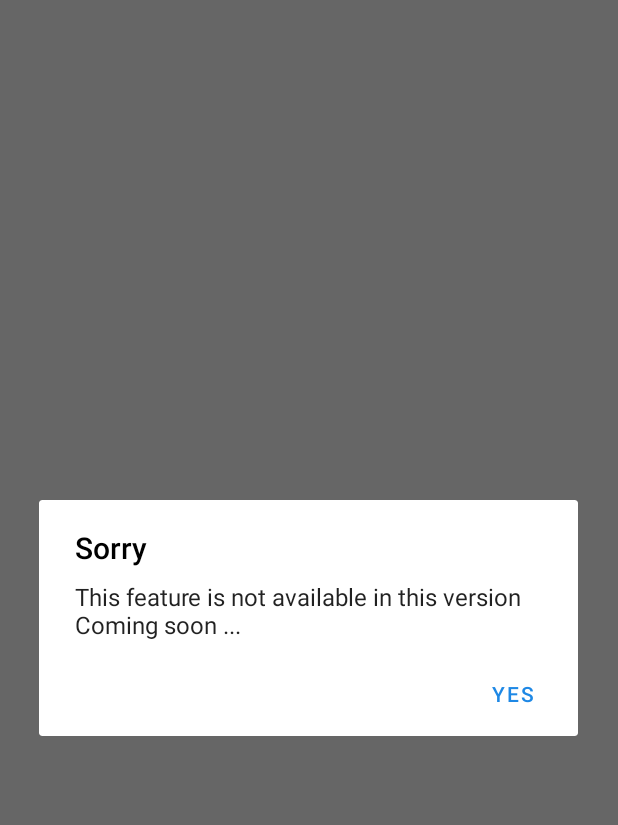
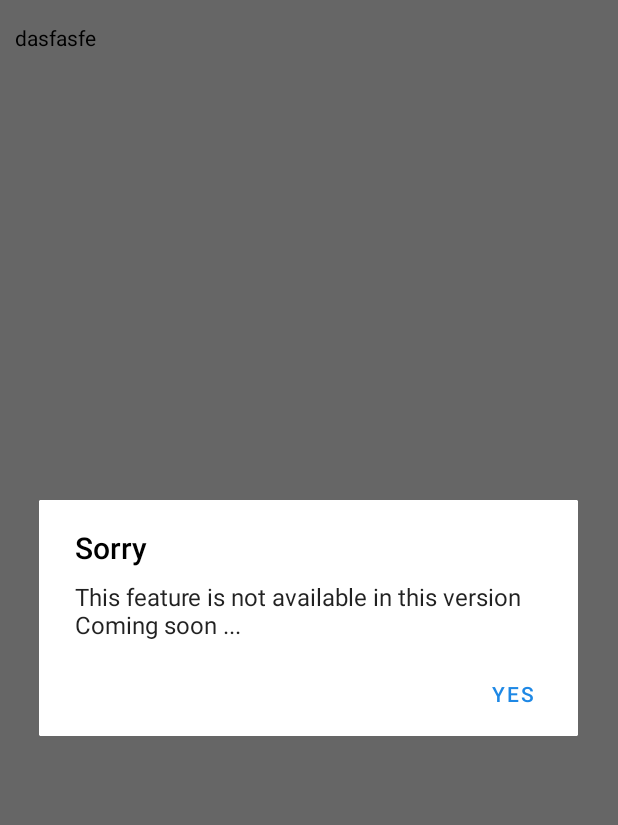
Before and after one commit to anrooid/PycanMessenger, an Android app: the ProfileEditor screen opened directly, with no data from a screen before it, after a tap on an icon or button, on a phone screen of 412 x 824 dp. Shown: the top 825 px of the screen. Run offline under Robolectric (Android 15) with nearby library versions, the phone set to English and light mode, and no system bars; libraries missing offline, so code that uses them is left out: com.theartofdev.edmodo; plain views replace CropImageView; 2 statements that could not run were skipped; 2 other taps on this screen came first.

Commit message:
amir :hand:  : More Quick to add by the open tab ! & some improvment !

```diff
--- /dev/null
+++ b/app/src/main/res/drawable/gradiant_editer_actionbar_back.xml
@@ -0,0 +1,7 @@
+<?xml version="1.0" encoding="utf-8"?>
+<shape xmlns:android="http://schemas.android.com/apk/res/android"
+    android:shape="rectangle">
+
+    <gradient android:startColor="?attr/colorPrimary" android:type="linear" android:angle="270" />
+
+</shape>
--- a/app/src/main/res/layout/activity_profile_editor.xml
+++ b/app/src/main/res/layout/activity_profile_editor.xml
@@ -14,6 +14,8 @@
         app:cropAspectRatioX="5"
         app:cropAspectRatioY="5"
         app:cropFixAspectRatio="true"
+        app:cropAutoZoomEnabled="true"
+
         app:cropScaleType="centerInside"
         app:cropShape="oval"
         app:layout_constraintBottom_toBottomOf="@+id/gradiant_back"
@@ -29,7 +31,7 @@
         app:layout_constraintEnd_toEndOf="parent"
         app:layout_constraintStart_toStartOf="parent"
         app:layout_constraintTop_toTopOf="@+id/floatingActionButton"
-        app:srcCompat="@drawable/gradiant_editer_back" />
+        app:srcCompat="@drawable/gradiant_editer_nav_back" />
 
     <com.google.android.material.floatingactionbutton.FloatingActionButton
         android:id="@+id/floatingActionButton"
@@ -87,8 +89,13 @@
         android:id="@+id/txtPath"
         android:layout_width="0dp"
         android:layout_height="wrap_content"
-        android:layout_marginStart="8dp"
-        android:layout_marginTop="8dp"
+        android:background="@drawable/gradiant_editer_actionbar_back"
+        android:gravity="fill_horizontal"
+        android:paddingLeft="10dp"
+        android:paddingTop="15dp"
+        android:paddingRight="10dp"
+        android:paddingBottom="15dp"
+        android:text="dasfasfe"
         app:layout_constraintEnd_toEndOf="parent"
         app:layout_constraintStart_toStartOf="parent"
         app:layout_constraintTop_toTopOf="parent" />
--- a/app/src/main/res/values-night/themes.xml
+++ b/app/src/main/res/values-night/themes.xml
@@ -16,13 +16,20 @@
         <item name="android:navigationBarColor">@color/dark</item>
         <item name="android:textColor">@color/white</item>
         <item name="android:textColorHint">@color/white_hint</item>
+        <item name="alertDialogTheme">@style/AlertDialogTheme</item>
     </style>
     <style name="Theme.FloatingActionButton" parent="Widget.MaterialComponents.FloatingActionButton">
         <item name="backgroundTint">@color/dark</item>
         <item name="tint">@color/ac_color</item>
-        <item name="rippleColor">@color/black_hint</item>
     </style>
 
+    <style name="AlertDialogTheme" parent="ThemeOverlay.MaterialComponents.Dialog.Alert">
+        <item name="buttonBarPositiveButtonStyle">@style/PositiveButtonStyle</item>
+        <item name="android:background">?attr/colorPrimary</item>
+    </style>
+    <style name="PositiveButtonStyle" parent="Widget.MaterialComponents.Button.TextButton.Dialog">
+        <item name="android:textColor">?attr/colorSecondary</item>
+    </style>
 
 
     <style name="Theme.Tab" parent="Widget.MaterialComponents.TabLayout">
--- a/app/src/main/res/values/themes.xml
+++ b/app/src/main/res/values/themes.xml
@@ -22,11 +22,11 @@
     <style name="Theme.FloatingActionButton" parent="Widget.MaterialComponents.FloatingActionButton">
         <item name="backgroundTint">@color/ac_color</item>
         <item name="tint">@color/white</item>
-        <item name="rippleColor">@color/white_hint</item>
     </style>
 
     <style name="AlertDialogTheme" parent="ThemeOverlay.MaterialComponents.Dialog.Alert">
         <item name="buttonBarPositiveButtonStyle">@style/PositiveButtonStyle</item>
+        <item name="android:background">?attr/colorPrimary</item>
     </style>
     <style name="PositiveButtonStyle" parent="Widget.MaterialComponents.Button.TextButton.Dialog">
         <item name="android:textColor">?attr/colorSecondary</item>
```
Also changed, not shown: app/src/main/java/com/example/pycanmessenger/Activity/MainActivity.java (+26 -6 lines), app/src/main/java/com/example/pycanmessenger/Activity/ProfileEditor.java (+21 -14 lines), app/src/main/res/drawable/gradiant_editer_nav_back.xml (renamed from app/src/main/res/drawable/gradiant_editer_back.xml).
